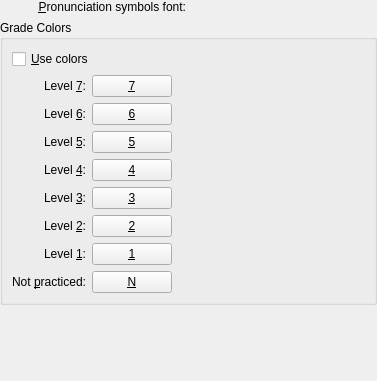
Old version of the form src/settings/viewoptionsbase.ui in the repository KDE/parley.
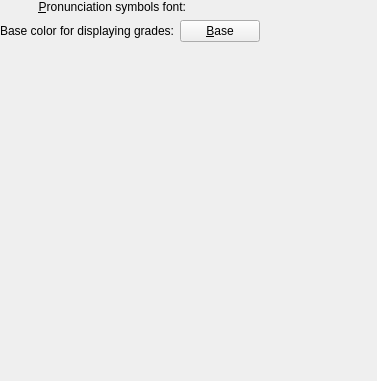
New version of the form. Custom widgets are drawn as their Qt base class.

Commit message: Removes gradient in grade statistics.

```diff
--- a/src/settings/viewoptionsbase.ui
+++ b/src/settings/viewoptionsbase.ui
@@ -64,32 +64,15 @@
     </layout>
    </item>
    <item row="1" column="0" colspan="2">
-    <widget class="QGroupBox" name="gradegroup">
-     <property name="sizePolicy">
-      <sizepolicy hsizetype="Preferred" vsizetype="Preferred">
-       <horstretch>0</horstretch>
-       <verstretch>0</verstretch>
-      </sizepolicy>
-     </property>
-     <property name="title">
-      <string>Grade Colors</string>
-     </property>
      <layout class="QGridLayout" name="gridLayout2">
-      <item row="0" column="0" colspan="2">
-       <widget class="QCheckBox" name="kcfg_UseGradeColors">
-        <property name="toolTip">
-         <string>If it is unchecked, you will just have black on white for the grades; if it is checked, the colors below will be chosen.</string>
-        </property>
-        <property name="whatsThis">
-         <string>If it is unchecked, you will just have black on white for the grades; if it is checked, the colors below will be chosen.</string>
-        </property>
-        <property name="text">
-         <string>&amp;Use colors</string>
-        </property>
-       </widget>
-      </item>
-      <item row="1" column="0">
-       <widget class="QLabel" name="l_lev7">
+	  <property name="margin">
+	    <number>0</number>
+	  </property>
+	  <property name="spacing">
+	    <number>6</number>
+	  </property>
+	  <item row="0" column="0">
+	    <widget class="QLabel" name="gradeColorLabel">
         <property name="sizePolicy">
          <sizepolicy hsizetype="Minimum" vsizetype="Preferred">
           <horstretch>0</horstretch>
@@ -97,7 +80,7 @@
          </sizepolicy>
         </property>
         <property name="text">
-         <string>Level &amp;7:</string>
+		<string>Base color for displaying grades:</string>
         </property>
         <property name="alignment">
          <set>Qt::AlignRight|Qt::AlignTrailing|Qt::AlignVCenter</set>
@@ -107,8 +90,8 @@
         </property>
        </widget>
       </item>
-      <item row="1" column="1">
-       <widget class="KColorButton" name="kcfg_GradeColor7">
+	  <item row="0" column="1">
+	    <widget class="KColorButton" name="kcfg_GradeColor">
         <property name="sizePolicy">
          <sizepolicy hsizetype="Preferred" vsizetype="Fixed">
           <horstretch>0</horstretch>
@@ -122,7 +105,7 @@
          <string>Click here to change the color for grade 7.</string>
         </property>
         <property name="text">
-         <string>&amp;7</string>
+		<string>&amp;Base</string>
         </property>
         <property name="shortcut">
          <string>Alt+7</string>
@@ -132,284 +115,6 @@
         </property>
        </widget>
       </item>
-      <item row="2" column="0">
-       <widget class="QLabel" name="l_lev6">
-        <property name="sizePolicy">
-         <sizepolicy hsizetype="Minimum" vsizetype="Preferred">
-          <horstretch>0</horstretch>
-          <verstretch>0</verstretch>
-         </sizepolicy>
-        </property>
-        <property name="text">
-         <string>Level &amp;6:</string>
-        </property>
-        <property name="alignment">
-         <set>Qt::AlignRight|Qt::AlignTrailing|Qt::AlignVCenter</set>
-        </property>
-        <property name="buddy">
-         <cstring>kcfg_GradeColor6</cstring>
-        </property>
-       </widget>
-      </item>
-      <item row="2" column="1">
-       <widget class="KColorButton" name="kcfg_GradeColor6">
-        <property name="sizePolicy">
-         <sizepolicy hsizetype="Preferred" vsizetype="Fixed">
-          <horstretch>0</horstretch>
-          <verstretch>0</verstretch>
-         </sizepolicy>
-        </property>
-        <property name="toolTip">
-         <string>Color for the grade 6</string>
-        </property>
-        <property name="whatsThis">
-         <string>Click here to change the color for grade 6.</string>
-        </property>
-        <property name="text">
-         <string>&amp;6</string>
-        </property>
-        <property name="shortcut">
-         <string>Alt+6</string>
-        </property>
-       </widget>
-      </item>
-      <item row="3" column="0">
-       <widget class="QLabel" name="l_lev5">
-        <property name="sizePolicy">
-         <sizepolicy hsizetype="Minimum" vsizetype="Preferred">
-          <horstretch>0</horstretch>
-          <verstretch>0</verstretch>
-         </sizepolicy>
-        </property>
-        <property name="text">
-         <string>Level &amp;5:</string>
-        </property>
-        <property name="alignment">
-         <set>Qt::AlignRight|Qt::AlignTrailing|Qt::AlignVCenter</set>
-        </property>
-        <property name="buddy">
-         <cstring>kcfg_GradeColor5</cstring>
-        </property>
-       </widget>
-      </item>
-      <item row="3" column="1">
-       <widget class="KColorButton" name="kcfg_GradeColor5">
-        <property name="sizePolicy">
-         <sizepolicy hsizetype="Preferred" vsizetype="Fixed">
-          <horstretch>0</horstretch>
-          <verstretch>0</verstretch>
-         </sizepolicy>
-        </property>
-        <property name="toolTip">
-         <string>Color for the grade 5</string>
-        </property>
-        <property name="whatsThis">
-         <string>Click here to change the color for grade 5.</string>
-        </property>
-        <property name="text">
-         <string>&amp;5</string>
-        </property>
-        <property name="shortcut">
-         <string>Alt+5</string>
-        </property>
-       </widget>
-      </item>
-      <item row="4" column="0">
-       <widget class="QLabel" name="l_lev4">
-        <property name="sizePolicy">
-         <sizepolicy hsizetype="Minimum" vsizetype="Preferred">
-          <horstretch>0</horstretch>
-          <verstretch>0</verstretch>
-         </sizepolicy>
-        </property>
-        <property name="text">
-         <string>Level &amp;4:</string>
-        </property>
-        <property name="alignment">
-         <set>Qt::AlignRight|Qt::AlignTrailing|Qt::AlignVCenter</set>
-        </property>
-        <property name="buddy">
-         <cstring>kcfg_GradeColor4</cstring>
-        </property>
-       </widget>
-      </item>
-      <item row="4" column="1">
-       <widget class="KColorButton" name="kcfg_GradeColor4">
-        <property name="sizePolicy">
-         <sizepolicy hsizetype="Preferred" vsizetype="Fixed">
-          <horstretch>0</horstretch>
-          <verstretch>0</verstretch>
-         </sizepolicy>
-        </property>
-        <property name="toolTip">
-         <string>Color for the grade 4</string>
-        </property>
-        <property name="whatsThis">
-         <string>Click here to change the color for grade 4.</string>
-        </property>
-        <property name="text">
-         <string>&amp;4</string>
-        </property>
-        <property name="shortcut">
-         <string>Alt+4</string>
-        </property>
-       </widget>
-      </item>
-      <item row="5" column="0">
-       <widget class="QLabel" name="l_lev3">
-        <property name="sizePolicy">
-         <sizepolicy hsizetype="Minimum" vsizetype="Preferred">
-          <horstretch>0</horstretch>
-          <verstretch>0</verstretch>
-         </sizepolicy>
-        </property>
-        <property name="text">
-         <string>Level &amp;3:</string>
-        </property>
-        <property name="alignment">
-         <set>Qt::AlignRight|Qt::AlignTrailing|Qt::AlignVCenter</set>
-        </property>
-        <property name="buddy">
-         <cstring>kcfg_GradeColor3</cstring>
-        </property>
-       </widget>
-      </item>
-      <item row="5" column="1">
-       <widget class="KColorButton" name="kcfg_GradeColor3">
-        <property name="sizePolicy">
-         <sizepolicy hsizetype="Preferred" vsizetype="Fixed">
-          <horstretch>0</horstretch>
-          <verstretch>0</verstretch>
-         </sizepolicy>
-        </property>
-        <property name="toolTip">
-         <string>Color for the grade 3</string>
-        </property>
-        <property name="whatsThis">
-         <string>Click here to change the color for grade 3.</string>
-        </property>
-        <property name="text">
-         <string>&amp;3</string>
-        </property>
-        <property name="shortcut">
-         <string>Alt+3</string>
-        </property>
-       </widget>
-      </item>
-      <item row="6" column="0">
-       <widget class="QLabel" name="l_lev2">
-        <property name="sizePolicy">
-         <sizepolicy hsizetype="Minimum" vsizetype="Preferred">
-          <horstretch>0</horstretch>
-          <verstretch>0</verstretch>
-         </sizepolicy>
-        </property>
-        <property name="text">
-         <string>Level &amp;2:</string>
-        </property>
-        <property name="alignment">
-         <set>Qt::AlignRight|Qt::AlignTrailing|Qt::AlignVCenter</set>
-        </property>
-        <property name="buddy">
-         <cstring>kcfg_GradeColor2</cstring>
-        </property>
-       </widget>
-      </item>
-      <item row="6" column="1">
-       <widget class="KColorButton" name="kcfg_GradeColor2">
-        <property name="sizePolicy">
-         <sizepolicy hsizetype="Preferred" vsizetype="Fixed">
-          <horstretch>0</horstretch>
-          <verstretch>0</verstretch>
-         </sizepolicy>
-        </property>
-        <property name="toolTip">
-         <string>Color for the grade 2</string>
-        </property>
-        <property name="whatsThis">
-         <string>Click here to change the color for grade 2.</string>
-        </property>
-        <property name="text">
-         <string>&amp;2</string>
-        </property>
-        <property name="shortcut">
-         <string>Alt+2</string>
-        </property>
-       </widget>
-      </item>
-      <item row="7" column="0">
-       <widget class="QLabel" name="l_lev1">
-        <property name="sizePolicy">
-         <sizepolicy hsizetype="Minimum" vsizetype="Preferred">
-          <horstretch>0</horstretch>
-          <verstretch>0</verstretch>
-         </sizepolicy>
-        </property>
-        <property name="text">
-         <string>Level &amp;1:</string>
-        </property>
-        <property name="alignment">
-         <set>Qt::AlignRight|Qt::AlignTrailing|Qt::AlignVCenter</set>
-        </property>
-        <property name="buddy">
-         <cstring>kcfg_GradeColor1</cstring>
-        </property>
-       </widget>
-      </item>
-      <item row="7" column="1">
-       <widget class="KColorButton" name="kcfg_GradeColor1">
-        <property name="sizePolicy">
-         <sizepolicy hsizetype="Preferred" vsizetype="Fixed">
-          <horstretch>0</horstretch>
-          <verstretch>0</verstretch>
-         </sizepolicy>
-        </property>
-        <property name="toolTip">
-         <string>Color for the grade 1</string>
-        </property>
-        <property name="whatsThis">
-         <string>Click here to change the color for grade 1.</string>
-        </property>
-        <property name="text">
-         <string>&amp;1</string>
-        </property>
-        <property name="shortcut">
-         <string>Alt+1</string>
-        </property>
-       </widget>
-      </item>
-      <item row="8" column="0">
-       <widget class="QLabel" name="l_lev0">
-        <property name="sizePolicy">
-         <sizepolicy hsizetype="Minimum" vsizetype="Preferred">
-          <horstretch>0</horstretch>
-          <verstretch>0</verstretch>
-         </sizepolicy>
-        </property>
-        <property name="text">
-         <string>Not &amp;practiced:</string>
-        </property>
-        <property name="alignment">
-         <set>Qt::AlignRight|Qt::AlignTrailing|Qt::AlignVCenter</set>
-        </property>
-        <property name="buddy">
-         <cstring>kcfg_GradeColor0</cstring>
-        </property>
-       </widget>
-      </item>
-      <item row="8" column="1">
-       <widget class="KColorButton" name="kcfg_GradeColor0">
-        <property name="sizePolicy">
-         <sizepolicy hsizetype="Preferred" vsizetype="Fixed">
-          <horstretch>0</horstretch>
-          <verstretch>0</verstretch>
-         </sizepolicy>
-        </property>
-        <property name="text">
-         <string>&amp;N</string>
-        </property>
-       </widget>
-      </item>
       <item row="1" column="2">
        <spacer name="horizontalSpacer">
         <property name="orientation">
@@ -424,7 +129,6 @@
        </spacer>
       </item>
      </layout>
-    </widget>
    </item>
   </layout>
  </widget>
```
Left out of the diff: 18 changed lines with no effect on the pictures. Lines whose indentation alone changed are shown as unchanged. The commit also changes 4 other files.
